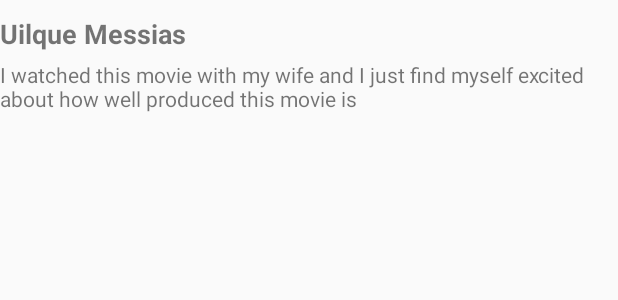
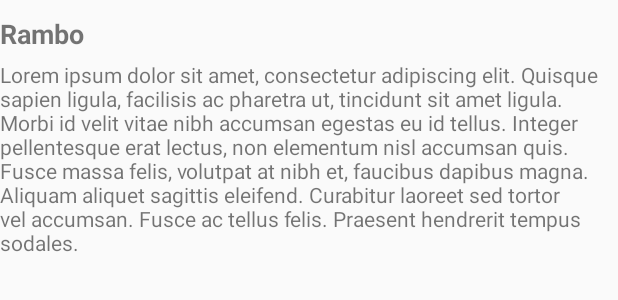
Before and after one commit to worm69/PopularMoviesApp, an Android app: the layout review_list_item.xml on its own in the app's theme, with its tools: preview values and no code run, on a phone screen of 412 x 824 dp. Shown: the top 300 px of the screen. Run offline under Robolectric (Android 15) with nearby library versions, the phone set to English and light mode, and no system bars.

```diff
--- a/app/src/main/res/layout/activity_movie_list.xml
+++ b/app/src/main/res/layout/activity_movie_list.xml
@@ -78,7 +78,5 @@
         android:visibility="gone"
         app:layout_behavior="@string/appbar_scrolling_view_behavior" />
 
-    <!--new pagination-->
-    <include layout="@layout/error_layout"/>
 
 </android.support.design.widget.CoordinatorLayout>
--- a/app/src/main/res/layout/error_layout.xml
+++ b/app/src/main/res/layout/error_layout.xml
@@ -26,7 +26,7 @@
             android:layout_height="wrap_content"
             android:layout_gravity="center"
             android:layout_marginTop="@dimen/activity_margin_quarter"
-            tools:text="The server took too long to respond."/>
+            tools:text="@string/error_network"/>
 
         <Button
             style="@style/Widget.AppCompat.Button.Borderless"
--- a/app/src/main/res/layout/movie_list_item.xml
+++ b/app/src/main/res/layout/movie_list_item.xml
@@ -29,6 +29,6 @@
             android:layout_height="wrap_content"
             android:textAlignment="center"
             android:textColor="@android:color/white"
-            tools:text="One Flew Over the Cuckoo's Nest" />
+            tools:text="@string/text_movie_title"/>
     </LinearLayout>
 </FrameLayout>
--- a/app/src/main/res/layout/review_list_item.xml
+++ b/app/src/main/res/layout/review_list_item.xml
@@ -13,7 +13,7 @@
         android:layout_height="wrap_content"
         android:textSize="18sp"
         android:textStyle="bold"
-        tools:text="Uilque Messias" />
+        tools:text="@string/text_movie_title" />
 
     <TextView
         android:id="@+id/tv_content"
@@ -21,5 +21,5 @@
         android:layout_height="wrap_content"
         android:layout_marginTop="5dp"
         android:textSize="14sp"
-        tools:text="I watched this movie with my wife and I just find myself excited about how well produced this movie is" />
+        tools:text="@string/text_movie_overview" />
 </LinearLayout>
--- a/app/src/main/res/values/strings.xml
+++ b/app/src/main/res/values/strings.xml
@@ -15,5 +15,5 @@
     <string name="contentDescriptionImageViewItemTrailer">Movie Trailer</string>
     <string name="error_msg">Sorry! Couldn\'t fetch movies.</string>
     <string name="btn_retry">Retry</string>
-
+    <string name="error_network">The server took too long to respond.</string>
 </resources>
```
